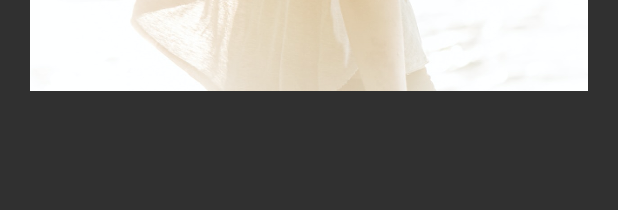
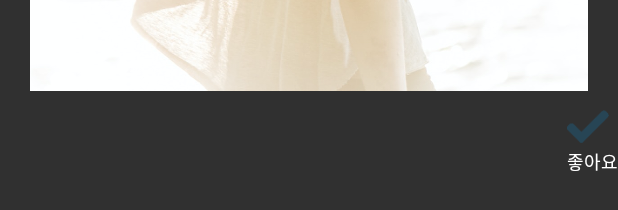
Before and after one commit to paryyongwoo/gomawa, an Android app: the layout listview_item_share.xml on its own in the app's theme, with its tools: preview values and no code run, on a phone screen of 412 x 824 dp. Shown: the part 606-816 px from the top of the screen. Run offline under Robolectric (Android 15) with nearby library versions, the phone set to English and light mode, and no system bars.

Commit message:
ShareItem 좋아요 기능 구현 중

```diff
--- a/app/src/main/java/com/gomawa/network/RetrofitService.java
+++ b/app/src/main/java/com/gomawa/network/RetrofitService.java
@@ -50,6 +50,9 @@ public interface RetrofitService {
     @PUT("/api/nickName")
     Call<Member> setNickName(@Body Member memberParam);
 
+    @PUT("/api/shareItem/Like/{id}")
+    Call<Void> addLike(@Path("id") Long id);
+
 
 
     // DELETE
--- a/app/src/main/res/layout/listview_item_share.xml
+++ b/app/src/main/res/layout/listview_item_share.xml
@@ -75,4 +75,36 @@
             />
     </androidx.constraintlayout.widget.ConstraintLayout>
 
+    <LinearLayout
+        android:id="@+id/listview_item_share_bottom"
+        android:layout_width="match_parent"
+        android:layout_height="wrap_content"
+        android:orientation="horizontal"
+        android:gravity="right" >
+
+        <LinearLayout
+            android:id="@+id/listview_item_share_like"
+            android:layout_width="wrap_content"
+            android:layout_height="wrap_content"
+            android:orientation="vertical" >
+
+            <!-- todo: 좋아요 버튼 Drawable 추가 -->
+            <ImageButton
+                android:layout_width="28dp"
+                android:layout_height="28dp"
+                android:src="@drawable/share_write_complete"
+                android:background="@null"
+                android:scaleType="fitCenter" />
+
+            <TextView
+                android:layout_width="wrap_content"
+                android:layout_height="wrap_content"
+                android:text="좋아요"
+                android:textSize="12sp"
+                android:textColor="#ffffffff" />
+
+        </LinearLayout>
+
+    </LinearLayout>
+
 </LinearLayout>
```
Also changed, not shown: app/src/main/java/com/gomawa/adapter/ShareListViewAdapter.java (+11 -1 lines), app/src/main/java/com/gomawa/dto/ShareItem.java (+13 -1 lines).
